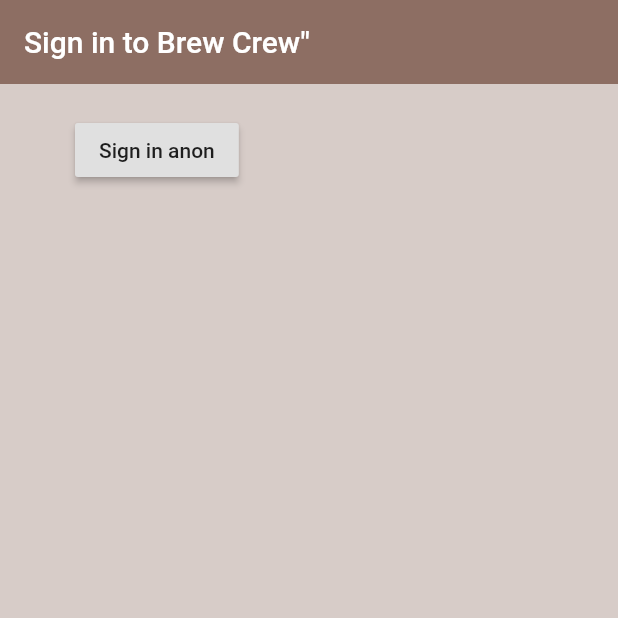
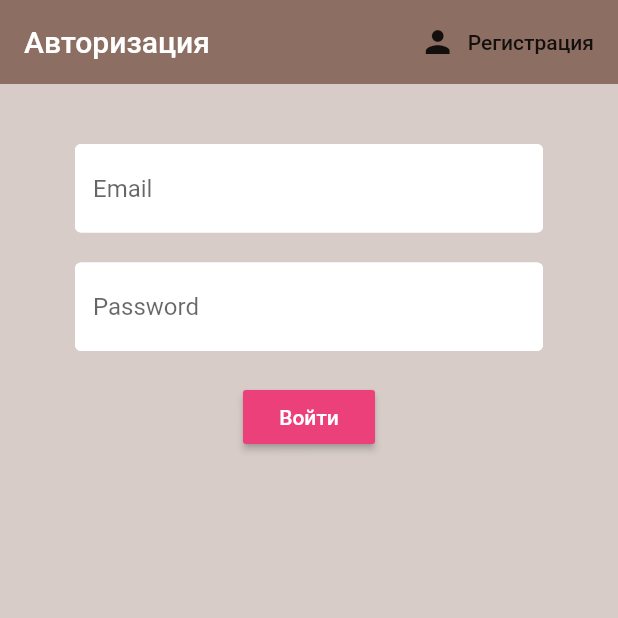
Before and after one commit to navodkin/testapp, a Flutter app: the screen it shows after launch, on a phone screen of 412 x 824 dp, the top half of it. Run offline on Flutter 3.47's test engine with Material 2 defaults, Android fonts, the phone set to English and light mode, and no system bars; our stand-ins replace firebase_auth, firebase_core; accounts and stored records are empty.

Commit message:
Second commit

```diff
--- a/lib/main.dart
+++ b/lib/main.dart
@@ -1,6 +1,9 @@
 import 'package:flutter/material.dart';
 import 'package:flutter_application_1/screens/wrapper.dart';
 import 'package:firebase_core/firebase_core.dart';
+import 'package:provider/provider.dart';
+import 'package:flutter_application_1/services/auth.dart';
+import 'package:flutter_application_1/models/user.dart';
 
 void main()async{
   WidgetsFlutterBinding.ensureInitialized();
@@ -11,8 +14,11 @@ void main()async{
 class  MyApp extends StatelessWidget {
   @override
   Widget build(BuildContext context) {
-    return MaterialApp(
+    return StreamProvider<TheUser>.value(
+      value: AuthService().user,
+      child: MaterialApp(
       home: Wrapper (),
+    ),
     );
   }
 }
--- /dev/null
+++ b/lib/models/user.dart
@@ -0,0 +1,6 @@
+class TheUser {
+
+  final String uid;
+
+  TheUser ({ this.uid });
+}
--- a/lib/screens/authenticate/authenticate.dart
+++ b/lib/screens/authenticate/authenticate.dart
@@ -1,4 +1,5 @@
 import 'package:flutter/material.dart';
+import 'package:flutter_application_1/screens/authenticate/register.dart';
 import 'package:flutter_application_1/screens/authenticate/sign_in.dart';
 
 class Authenticate extends StatefulWidget {
@@ -7,10 +8,18 @@ class Authenticate extends StatefulWidget {
 }
 
 class _AuthenticateState extends State<Authenticate> {
+
+bool showSignIn = true;
+void toggleView() {
+  setState(() => showSignIn = !showSignIn);
+}
+
   @override
   Widget build(BuildContext context) {
-    return Container(
-      child: SignIn(),
-    );
+    if (showSignIn) {
+      return SignIn(toggleView: toggleView);
+    } else {
+      return Register(toggleView: toggleView);
+    }
   }
 }
--- a/lib/screens/authenticate/sign_in.dart
+++ b/lib/screens/authenticate/sign_in.dart
@@ -1,9 +1,13 @@
 
-
+import 'package:flutter_application_1/shared/constants.dart';
 import 'package:flutter/material.dart';
 import 'package:flutter_application_1/services/auth.dart';
 
 class SignIn extends StatefulWidget {
+
+final Function toggleView;
+SignIn({ this.toggleView});
+
   @override
   _SignInState createState() => _SignInState();
 }
@@ -11,6 +15,13 @@ class SignIn extends StatefulWidget {
 class _SignInState extends State<SignIn> {
 
   final AuthService _auth = AuthService();
+  final _formKey = GlobalKey<FormState>();
+
+  //text field state
+  String email = '';
+  String password = '';
+  String error = '';
+
 
   @override
   Widget build(BuildContext context) {
@@ -19,22 +30,65 @@ class _SignInState extends State<SignIn> {
       appBar: AppBar(
         backgroundColor: Colors.brown[400],
         elevation: 0.0,
-        title: Text('Sign in to Brew Crew"'),
+        title: Text('Авторизация'),
+          actions: <Widget>[
+            FlatButton.icon(
+              icon: Icon(Icons.person),
+              label: Text('Регистрация'),
+              onPressed: () {
+                widget.toggleView();
+              },
+              ),
+
+          ],
+
       ),
       body: Container(
         padding: EdgeInsets.symmetric(vertical: 20.0, horizontal: 50.0),
-        child: RaisedButton(
-          child: Text('Sign in anon'),
-          onPressed: () async {
-            dynamic result = await _auth.signInAnon();
-            if (result == null){
-              print('Ошибка входа');
-            } else {
-              print('Успешный вход');
-              print(result);
-            }
-
-          },
+        child: Form(
+          key: _formKey,
+          child: Column(
+            children: <Widget>[
+              SizedBox(height: 20.0),
+              TextFormField(
+                decoration: textInputDecoration.copyWith(hintText: 'Email'),
+                validator: (val) => val.isEmpty ? 'Введите email' : null,
+                onChanged: (val) {
+                  setState(() => email = val);
+                }
+              ),
+              SizedBox(height: 20.0),
+              TextFormField(
+                decoration: textInputDecoration.copyWith(hintText: 'Password'),
+                obscureText: true,
+                validator: (val) => val.length < 6 ? 'Введите пароль из 6 знаков или больше' : null,
+                onChanged: (val) {
+                  setState(() => password = val);
+                }
+              ),
+              SizedBox(height: 20.0),
+              RaisedButton(
+                color: Colors.pink[400],
+                child: Text(
+                  'Войти',
+                  style: TextStyle(color: Colors.white),
+                ),
+                onPressed: () async {
+                    if (_formKey.currentState.validate()){
+                    dynamic result = await _auth.signInWithEmailAndPassword(email, password);
+                    if(result == null){
+                      setState(() => error = 'Неверные данные для входа...');
+                    }
+                  }
+                },
+              ),
+              SizedBox(height: 12.0),
+              Text(
+                error,
+                style: TextStyle(color: Colors.red, fontSize: 14.0),
+              ),
+            ]
+          ),
         ),
       )
     );
--- a/lib/screens/wrapper.dart
+++ b/lib/screens/wrapper.dart
@@ -1,9 +1,20 @@
 import 'package:flutter/material.dart';
 import 'package:flutter_application_1/screens/authenticate/authenticate.dart';
+import 'package:flutter_application_1/screens/home/home.dart';
+import 'package:provider/provider.dart';
+import 'package:flutter_application_1/models/user.dart';
 
 class Wrapper extends StatelessWidget {
   @override
   Widget build(BuildContext context) {
-    return Authenticate();
+
+    final user = Provider.of<TheUser>(context);
+
+    //return either Home ore Authenticate widget
+    if (user == null){
+      return Authenticate();
+    } else{
+      return Home();
+    }
   }
 }
--- /dev/null
+++ b/lib/shared/constants.dart
@@ -0,0 +1,12 @@
+import 'package:flutter/material.dart';
+
+const textInputDecoration = InputDecoration(
+      fillColor: Colors.white,
+      filled: true,
+        enabledBorder: OutlineInputBorder(
+          borderSide: BorderSide(color: Colors.white, width: 2.0)
+        ),
+          focusedBorder: OutlineInputBorder(
+            borderSide: BorderSide(color: Colors.pink, width: 2.0)
+          ),
+);
--- a/pubspec.yaml
+++ b/pubspec.yaml
@@ -30,6 +30,7 @@ dependencies:
   cupertino_icons: ^1.0.0
   firebase_auth: ^0.20.0+1
   cloud_firestore: ^0.16.0
+  provider: ^4.3.3
 
 dev_dependencies:
   flutter_test:
```
Also changed, not shown: lib/screens/authenticate/register.dart (added, +94 -0 lines), lib/screens/home/home.dart (+21 -3 lines), lib/services/auth.dart (+51 -7 lines), pubspec.lock.
